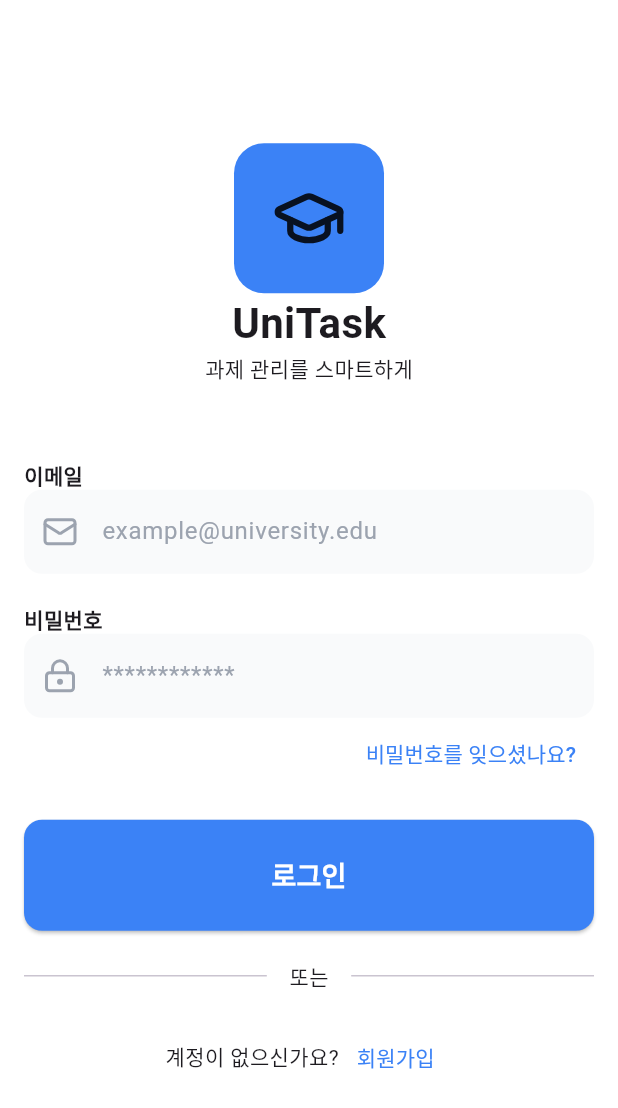
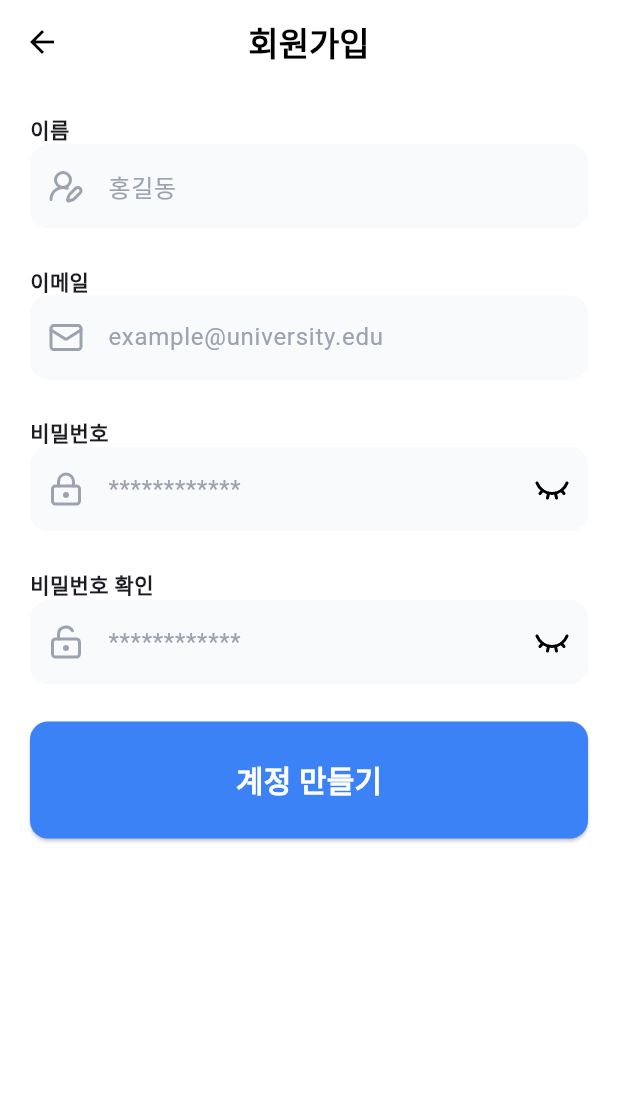
Before and after one commit to gitchan02/unitask, a Flutter app: the screen it shows after launch, after a tap on "회원가입", on a phone screen of 412 x 824 dp. Shown: the top 1108 px of the screen. Run offline on Flutter 3.47's test engine with Material 3 defaults, Android fonts, the phone set to English and light mode, and no system bars; our stand-ins replace go_router, lucide_icons_flutter.

Commit message:
업데이트

```diff
--- a/lib/app/extensions/sized_box_extension.dart
+++ b/lib/app/extensions/sized_box_extension.dart
@@ -3,8 +3,8 @@ import 'package:flutter/material.dart';
 extension SizedBoxExtension on int {
   Widget get widthBox => SizedBox(
     width: toDouble(),
-    );
+  );
   Widget get heightBox => SizedBox(
     height: toDouble(),
-    );
+  );
 }
--- a/lib/app/router/app_router.dart
+++ b/lib/app/router/app_router.dart
@@ -1,15 +1,13 @@
-import 'package:flutter/material.dart';
 import 'package:go_router/go_router.dart';
-import 'package:ex_01/app/router/app_page.dart';
-import 'package:ex_01/ui/pages/login/login_page.dart';
+import 'package:unitask/app/router/app_page.dart';
 
 final appRouter = GoRouter(
   initialLocation: AppPage.login.path, // 첫 페이지의 이름 지정
-  routes: [
-    GoRoute(
-      name: AppPage.login.name,
-      path: AppPage.login.path,
-      builder: (context, state) => const LoginPage(),
-    ),
-  ],
+  routes: AppPage.values.map((e) {
+    return GoRoute(
+      name: e.name,
+      path: e.path,
+      builder: (context, state) => e.page,
+    );
+  }).toList(),
 );
--- a/lib/app/theme/app_theme.dart
+++ b/lib/app/theme/app_theme.dart
@@ -5,6 +5,10 @@ class AppTheme {
     brightness: .light,
     visualDensity: .adaptivePlatformDensity,
     scaffoldBackgroundColor: Colors.white,
+    appBarTheme: AppBarTheme(
+      backgroundColor: Colors.white,
+      foregroundColor: Colors.black,
+    ),
     floatingActionButtonTheme: FloatingActionButtonThemeData(
       foregroundColor: Colors.white,
       backgroundColor: const Color(0xFF3B82F6),
@@ -36,6 +40,10 @@ class AppTheme {
     brightness: .dark,
     visualDensity: .adaptivePlatformDensity,
     scaffoldBackgroundColor: Color(0xFF111827),
+    appBarTheme: AppBarTheme(
+      backgroundColor: Colors.white,
+      foregroundColor: Color(0xFF111827),
+    ),
     floatingActionButtonTheme: FloatingActionButtonThemeData(
       foregroundColor: Colors.white,
       backgroundColor: const Color(0xFF3B82F6),
--- a/lib/main.dart
+++ b/lib/main.dart
@@ -1,7 +1,6 @@
 import 'package:flutter/material.dart';
-import 'package:ex_01/app/router/app_router.dart';
-import 'package:ex_01/app/theme/app_theme.dart';
-import 'package:ex_01/ui/pages/login/login_page.dart';
+import 'package:unitask/app/router/app_router.dart';
+import 'package:unitask/app/theme/app_theme.dart';
 
 void main() {
   runApp(const UniTaskApp());
--- /dev/null
+++ b/lib/services/api_services.dart
@@ -0,0 +1,38 @@
+import 'dart:convert';
+
+import 'package:flutter/cupertino.dart';
+import 'package:http/http.dart' as http;
+
+class ApiService {
+  static final String _hostUrl = 'https://daelim.fleecy.dev/functions/v1';
+  static final String _signupUrl = "$_hostUrl/students/signup";
+
+  static bool _enableOnce = false;
+
+  static Future<bool?> signup({
+    required String email,
+    required String password,
+    required String name,
+  }) async {
+    if (_enableOnce) return null;
+
+    _enableOnce = true;
+
+    final response = await http.post(
+      Uri.parse(_signupUrl),
+      body: jsonEncode({'email': email, 'name': name, 'password': password}),
+    );
+    final statusCode = response.statusCode;
+
+    _enableOnce = false;
+
+    debugPrint('Response [$statusCode] : ${response.body}');
+
+    if (response.statusCode != 200) {
+      debugPrint('에러');
+      return false;
+    }
+
+    return true;
+  }
+}
--- a/lib/ui/common/label_text_field.dart
+++ b/lib/ui/common/label_text_field.dart
@@ -1,20 +1,34 @@
 import 'package:flutter/material.dart';
-import 'package:flutter/rendering.dart';
-import 'package:flutter/services.dart';
+import 'package:lucide_icons_flutter/lucide_icons.dart';
 
-class LabelTextField extends StatelessWidget {
+class LabelTextField extends StatefulWidget {
+  final TextEditingController? controller;
   final String label;
   final String? hintText;
   final IconData? icon;
-  final bool obscureText;
+  final bool enableObscure;
 
   const LabelTextField({
     super.key,
+    this.controller,
     required this.label,
     this.hintText,
     this.icon,
-    this.obscureText = false,
+    this.enableObscure = false,
+  });
+
+  @override
+  State<LabelTextField> createState() => _LabelTextFieldState();
+}
+
+class _LabelTextFieldState extends State<LabelTextField> {
+  late bool _obscureText = widget.enableObscure;
+
+  void _switchObscure() {
+    setState(() {
+      _obscureText = !_obscureText;
     });
+  }
 
   @override
   Widget build(BuildContext context) {
@@ -22,19 +36,24 @@ class LabelTextField extends StatelessWidget {
       mainAxisSize: .min,
       crossAxisAlignment: .stretch,
       children: [
-        Text(
-          label,
-          style: const TextStyle(
-            fontWeight: .bold,
+        Text(widget.label, style: const TextStyle(fontWeight: .bold)),
+        TextField(
+          controller: widget.controller,
+          obscureText: _obscureText,
+          decoration: InputDecoration(
+            prefixIcon: Icon(widget.icon),
+            suffixIcon: widget.enableObscure
+                ? InkWell(
+                    onTap: _switchObscure,
+                    child: Icon(
+                      _obscureText ? LucideIcons.eyeClosed : LucideIcons.eye,
+                      color: Colors.black,
+                    ),
+                  )
+                : null,
+            hintText: widget.hintText,
           ),
         ),
-        TextField(
-          obscureText: obscureText,
-          decoration: InputDecoration(
-            prefixIcon: Icon(icon),
-            hintText: hintText,
-          ),
-        )
       ],
     );
   }
--- a/lib/ui/common/text_divider.dart
+++ b/lib/ui/common/text_divider.dart
@@ -3,10 +3,7 @@ import 'package:flutter/material.dart';
 class TextDivider extends StatelessWidget {
   final String text;
 
-  const TextDivider({
-    super.key,
-    required this.text
-    });
+  const TextDivider({super.key, required this.text});
 
   @override
   Widget build(BuildContext context) {
--- a/lib/ui/pages/login/login_page.dart
+++ b/lib/ui/pages/login/login_page.dart
@@ -1,9 +1,11 @@
 import 'package:flutter/material.dart';
-import 'package:flutter/services.dart';
+import 'package:go_router/go_router.dart';
 import 'package:lucide_icons_flutter/lucide_icons.dart';
-import 'package:ex_01/ui/common/label_text_field.dart';
-import 'package:ex_01/app/extensions/sized_box_extension.dart';
-import 'package:ex_01/ui/common/text_divider.dart';
+import 'package:unitask/app/extensions/snackbar_extension.dart';
+import 'package:unitask/app/router/app_page.dart';
+import 'package:unitask/ui/common/label_text_field.dart';
+import 'package:unitask/app/extensions/sized_box_extension.dart';
+import 'package:unitask/ui/common/text_divider.dart';
 
 class LoginPage extends StatefulWidget {
   const LoginPage({super.key});
@@ -17,8 +19,9 @@ class _LoginPageState extends State<LoginPage> {
   Widget build(BuildContext context) {
     return Scaffold(
       body: Padding(
-        padding: const EdgeInsets.all(16.0),
+        padding: const EdgeInsets.all(20),
         child: Center(
+          child: SingleChildScrollView(
             child: Column(
               mainAxisSize: .min,
               children: [
@@ -47,12 +50,14 @@ class _LoginPageState extends State<LoginPage> {
                   label: "비밀번호",
                   hintText: '************',
                   icon: LucideIcons.lockKeyhole,
-                obscureText: true,
+                  enableObscure: true,
                 ),
                 Align(
-                alignment: .centerEnd,
+                  alignment: .centerRight,
                   child: TextButton(
-                  onPressed: () {},
+                    onPressed: () {
+                      context.showSnackBar('곧 기능을 출시합니다!');
+                    },
                     child: const Text('비밀번호를 잊으셨나요?'),
                   ),
                 ),
@@ -60,7 +65,9 @@ class _LoginPageState extends State<LoginPage> {
                 SizedBox(
                   width: .infinity,
                   child: ElevatedButton(
-                  onPressed: () {},
+                    onPressed: () {
+                      debugPrint('로그인 버튼 눌림');
+                    },
                     child: const Text(
                       '로그인',
                       style: TextStyle(fontWeight: .bold, fontSize: 18),
@@ -75,7 +82,12 @@ class _LoginPageState extends State<LoginPage> {
                     mainAxisSize: .min,
                     children: [
                       const Text('계정이 없으신가요?'),
-                    TextButton(onPressed: () {}, child: const Text('회원가입')),
+                      TextButton(
+                        onPressed: () {
+                          context.pushNamed(AppPage.signup.name);
+                        },
+                        child: const Text('회원가입'),
+                      ),
                     ],
                   ),
                 ),
@@ -83,6 +95,7 @@ class _LoginPageState extends State<LoginPage> {
             ),
           ),
         ),
+      ),
     );
   }
 }
--- /dev/null
+++ b/lib/ui/pages/signup/signup_page.dart
@@ -0,0 +1,146 @@
+import 'package:flutter/material.dart';
+import 'package:go_router/go_router.dart';
+import 'package:lucide_icons_flutter/lucide_icons.dart';
+import 'package:unitask/app/extensions/snackbar_extension.dart';
+import 'package:unitask/services/api_services.dart';
+import 'package:unitask/ui/common/label_text_field.dart';
+
+class SignupPage extends StatefulWidget {
+  const SignupPage({super.key});
+
+  @override
+  State<SignupPage> createState() => _SignupPageState();
+}
+
+class _SignupPageState extends State<SignupPage> {
+  final TextEditingController _nameController = .new();
+  final TextEditingController _emailController = .new();
+  final TextEditingController _passwordController = .new();
+  final TextEditingController _passwordConfirmController = .new();
+
+  bool _loading = false;
+
+  void _startLoading() => setState(() => _loading = true);
+  void _stopLoading() => setState(() => _loading = false);
+
+  @override
+  void dispose() {
+    _nameController.dispose();
+    _emailController.dispose();
+    _passwordController.dispose();
+    _passwordConfirmController.dispose();
+
+    super.dispose();
+  }
+
+  Future<void> _onSignup() async {
+    debugPrint('계정 만들기 눌림');
+
+    final name = _nameController.text.trim();
+    final email = _emailController.text.trim();
+    final password = _passwordController.text.trim();
+    final passwordConfirm = _passwordConfirmController.text.trim();
+
+    debugPrint('이름 : $name');
+    debugPrint('이메일 : $email');
+    debugPrint('비밀번호 : $password');
+    debugPrint('비밀번호 확인 : $passwordConfirm');
+
+    if (name.isEmpty ||
+        email.isEmpty ||
+        password.isEmpty ||
+        passwordConfirm.isEmpty) {
+      context.showSnackBar('정보가 올바르지 않습니다.', isError: true);
+      return;
+    }
+
+    if (password != passwordConfirm) {
+      context.showSnackBar('비밀번호가 일치하지 않습니다.', isError: false);
+      return;
+    }
+
+    _startLoading();
+
+    final singupResult = await ApiService.signup(
+      email: email,
+      password: password,
+      name: name,
+    );
+
+    _stopLoading();
+
+    if (singupResult == null) return;
+
+    if (singupResult == false) {
+      if (mounted) {
+        context.showSnackBar('계정 생성에 실패했습니다.', isError: true);
+      }
+    }
+
+    if (mounted) context.pop();
+  }
+
+  @override
+  Widget build(BuildContext context) {
+    return Scaffold(
+      appBar: AppBar(
+        centerTitle: true,
+        title: Text('회원가입', style: TextStyle(fontWeight: .bold)),
+      ),
+      body: Padding(
+        padding: const .all(20),
+        child: SingleChildScrollView(
+          child: Column(
+            spacing: 25,
+            children: [
+              LabelTextField(
+                controller: _nameController,
+                label: '이름',
+                hintText: '홍길동',
+                icon: LucideIcons.userRoundPen,
+              ),
+              LabelTextField(
+                controller: _emailController,
+                label: "이메일",
+                hintText: 'example@university.edu',
+                icon: LucideIcons.mail,
+              ),
+              LabelTextField(
+                controller: _passwordController,
+                label: '비밀번호',
+                hintText: '************',
+                icon: LucideIcons.lockKeyhole,
+                enableObscure: true,
+              ),
+              LabelTextField(
+                controller: _passwordConfirmController,
+                label: '비밀번호 확인',
+                hintText: '************',
+                icon: LucideIcons.lockKeyholeOpen,
+                enableObscure: true,
+              ),
+              SizedBox(
+                width: .infinity,
+                child: ElevatedButton(
+                  onPressed: _loading ? null : _onSignup,
+                  child: _loading
+                      ? const SizedBox.square(
+                          dimension: 30,
+                          child: CircularProgressIndicator(
+                            color: Colors.white,
+                            year2023: false,
+                          ),
+                        )
+                      : const Text(
+                          '계정 만들기',
+                          style: TextStyle(fontWeight: .bold, fontSize: 20),
+                        ),
+                ),
+              ),
+            ],
+          ),
+        ),
+      ),
+    );
+  }
+}
```
Also changed, not shown: lib/app/extensions/snackbar_extension.dart (added, +13 -0 lines), lib/app/router/app_page.dart (+10 -3 lines), pubspec.yaml (+10 -68 lines), pubspec.lock, 2 other files. Lines whose indentation alone changed are shown as unchanged.
